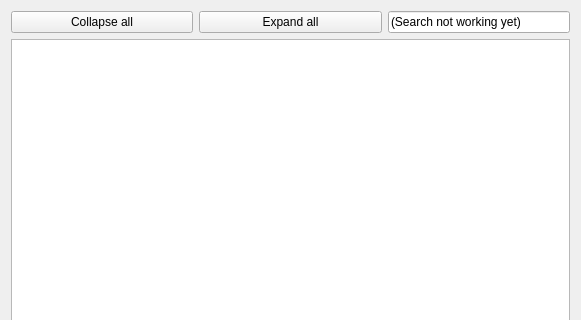
Old version of the form rqt_reconfigure/resource/node_selector.ui in the repository ros-visualization/rqt_reconfigure; both pictures show x 0 to 581 and y 0 to 320 of the 581 by 479 pixel window.
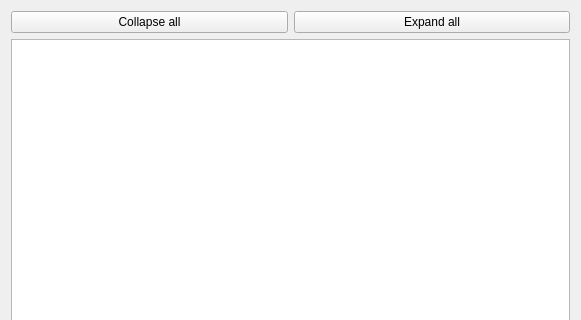
New version of the form. Custom widgets are drawn as their Qt base class.

Commit message: rqt_reconfigure) Multiple nodes can be shown on right-side pane (not deletable)

Patch:
```diff
--- a/rqt_reconfigure/resource/node_selector.ui
+++ b/rqt_reconfigure/resource/node_selector.ui
@@ -57,25 +57,6 @@
        </property>
       </widget>
      </item>
-     <item>
-      <widget class="QLineEdit" name="_search_lineedit">
-       <property name="sizePolicy">
-        <sizepolicy hsizetype="MinimumExpanding" vsizetype="Fixed">
-         <horstretch>0</horstretch>
-         <verstretch>0</verstretch>
-        </sizepolicy>
-       </property>
-       <property name="minimumSize">
-        <size>
-         <width>100</width>
-         <height>0</height>
-        </size>
-       </property>
-       <property name="text">
-        <string>(Search not working yet)</string>
-       </property>
-      </widget>
-     </item>
     </layout>
    </item>
    <item>
```
The commit also changes 11 other files.
